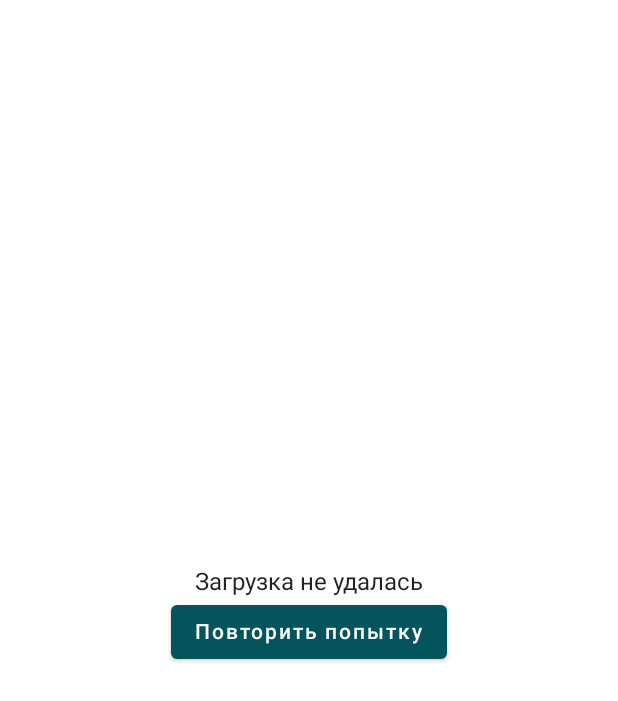
After one commit to SergeiBaz/Test_Task, an Android app built with Jetpack Compose: the composable ErrorScreen shown on its own in the app's theme, on a phone screen of 412 x 824 dp. The commit adds this screen. Shown: the top 701 px of the screen. Run offline under Robolectric (Android 15) with nearby library versions, the phone set to English and light mode, and no system bars.

Commit message:
Added ErrorScreen.kt and topic editing(Добавил экран ошибки  и редактирование темы)

```diff
--- a/app/build.gradle
+++ b/app/build.gradle
@@ -73,7 +73,7 @@ dependencies {
     implementation 'androidx.compose.ui:ui'
     implementation 'androidx.compose.ui:ui-graphics'
     implementation 'androidx.compose.ui:ui-tooling-preview'
-    implementation 'androidx.compose.material3:material3'
+    implementation 'androidx.compose.material:material'
     testImplementation 'junit:junit:4.13.2'
     androidTestImplementation 'androidx.test.ext:junit:1.1.5'
     androidTestImplementation 'androidx.test.espresso:espresso-core:3.5.1'
--- a/app/src/main/java/com/example/test_task/network/NewsApiImpl.kt
+++ b/app/src/main/java/com/example/test_task/network/NewsApiImpl.kt
@@ -6,7 +6,6 @@ import io.ktor.client.call.body
 import io.ktor.client.request.*
 import javax.inject.Inject
 
-
 class NewsApiImpl @Inject constructor(private val client: HttpClient) : NewsApi {
     override suspend fun newsSearch(): GetResponse {
         return client.get(NewsApi.GET_URL).body()
--- /dev/null
+++ b/app/src/main/java/com/example/test_task/presentation/screens/ErrorScreen.kt
@@ -0,0 +1,29 @@
+package com.example.test_task.presentation.screens
+
+import androidx.compose.foundation.layout.Arrangement
+import androidx.compose.foundation.layout.Column
+import androidx.compose.foundation.layout.fillMaxSize
+import androidx.compose.material.Button
+import androidx.compose.material.Text
+import androidx.compose.runtime.Composable
+import androidx.compose.ui.Alignment
+import androidx.compose.ui.Modifier
+import androidx.compose.ui.res.stringResource
+import com.example.test_task.R
+
+@Composable
+fun ErrorScreen(
+    retryAction: () -> Unit,
+    modifier: Modifier = Modifier
+) {
+    Column(
+        modifier = modifier.fillMaxSize(),
+        verticalArrangement = Arrangement.Center,
+        horizontalAlignment = Alignment.CenterHorizontally
+    ) {
+        Text(text = stringResource(id = R.string.loading_failed))
+        Button(onClick = retryAction) {
+            Text(text = stringResource(id = R.string.retry))
+        }
+    }
+}
--- /dev/null
+++ b/app/src/main/java/com/example/test_task/presentation/ui/theme/Shape.kt
@@ -0,0 +1,11 @@
+package com.example.test_task.presentation.ui.theme
+
+import androidx.compose.foundation.shape.RoundedCornerShape
+import androidx.compose.material.Shapes
+import androidx.compose.ui.unit.dp
+
+val Shapes = Shapes(
+    small = RoundedCornerShape(4.dp),
+    medium = RoundedCornerShape(4.dp),
+    large = RoundedCornerShape(0.dp)
+)
--- a/app/src/main/java/com/example/test_task/presentation/viewModel/NewsViewModel.kt
+++ b/app/src/main/java/com/example/test_task/presentation/viewModel/NewsViewModel.kt
@@ -6,9 +6,10 @@ import androidx.compose.runtime.setValue
 import androidx.lifecycle.ViewModel
 import androidx.lifecycle.viewModelScope
 import com.example.test_task.data.repository.NewsRepository
+import dagger.hilt.android.lifecycle.HiltViewModel
 import kotlinx.coroutines.launch
 import javax.inject.Inject
-
+@HiltViewModel
 class NewsViewModel @Inject constructor(
     private val repository: NewsRepository
 ) : ViewModel() {
--- a/app/src/main/res/values/strings.xml
+++ b/app/src/main/res/values/strings.xml
@@ -1,3 +1,6 @@
 <resources>
     <string name="app_name">Test_Task</string>
+    <string name="loading_failed">Загрузка не удалась</string>
+    <string name="retry">Повторить попытку</string>
+    <string name="loading">Загрузка</string>
 </resources>
```
Also changed, not shown: app/src/main/java/com/example/test_task/presentation/MainActivity.kt (+13 -6 lines), app/src/main/java/com/example/test_task/presentation/ui/theme/Color.kt (+4 -6 lines), app/src/main/java/com/example/test_task/presentation/ui/theme/Theme.kt (+17 -39 lines), app/src/main/java/com/example/test_task/presentation/ui/theme/Type.kt (+4 -5 lines).
